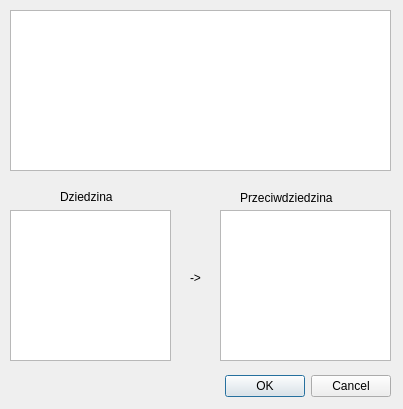
orlinskj/transducer-plot, file src/functiondialog.ui: the form before one commit.
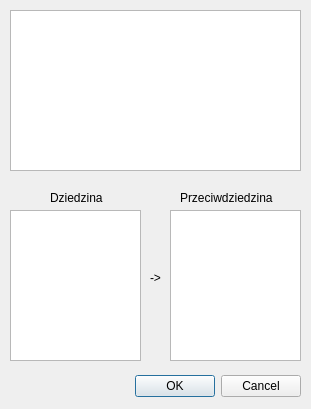
The form after the commit.

What changed in the file:
```diff
--- a/src/functiondialog.ui
+++ b/src/functiondialog.ui
@@ -6,7 +6,7 @@
    <rect>
     <x>0</x>
     <y>0</y>
-    <width>403</width>
+    <width>311</width>
     <height>409</height>
    </rect>
   </property>
@@ -16,9 +16,9 @@
   <widget class="QDialogButtonBox" name="buttonBox">
    <property name="geometry">
     <rect>
-     <x>50</x>
+     <x>120</x>
      <y>370</y>
-     <width>341</width>
+     <width>181</width>
      <height>32</height>
     </rect>
    </property>
@@ -34,7 +34,7 @@
     <rect>
      <x>10</x>
      <y>10</y>
-     <width>381</width>
+     <width>291</width>
      <height>161</height>
     </rect>
    </property>
@@ -44,17 +44,17 @@
     <rect>
      <x>10</x>
      <y>210</y>
-     <width>161</width>
+     <width>131</width>
      <height>151</height>
     </rect>
    </property>
   </widget>
-  <widget class="QTreeView" name="codomainView">
+  <widget class="QListView" name="codomainView">
    <property name="geometry">
     <rect>
-     <x>220</x>
+     <x>170</x>
      <y>210</y>
-     <width>171</width>
+     <width>131</width>
      <height>151</height>
     </rect>
    </property>
@@ -62,10 +62,10 @@
   <widget class="QLabel" name="label">
    <property name="geometry">
     <rect>
-     <x>60</x>
+     <x>50</x>
      <y>190</y>
-     <width>59</width>
-     <height>14</height>
+     <width>71</width>
+     <height>16</height>
     </rect>
    </property>
    <property name="text">
@@ -75,7 +75,7 @@
   <widget class="QLabel" name="label_2">
    <property name="geometry">
     <rect>
-     <x>240</x>
+     <x>180</x>
      <y>190</y>
      <width>121</width>
      <height>16</height>
@@ -88,7 +88,7 @@
   <widget class="QLabel" name="label_3">
    <property name="geometry">
     <rect>
-     <x>190</x>
+     <x>150</x>
      <y>270</y>
      <width>31</width>
      <height>16</height>
```
